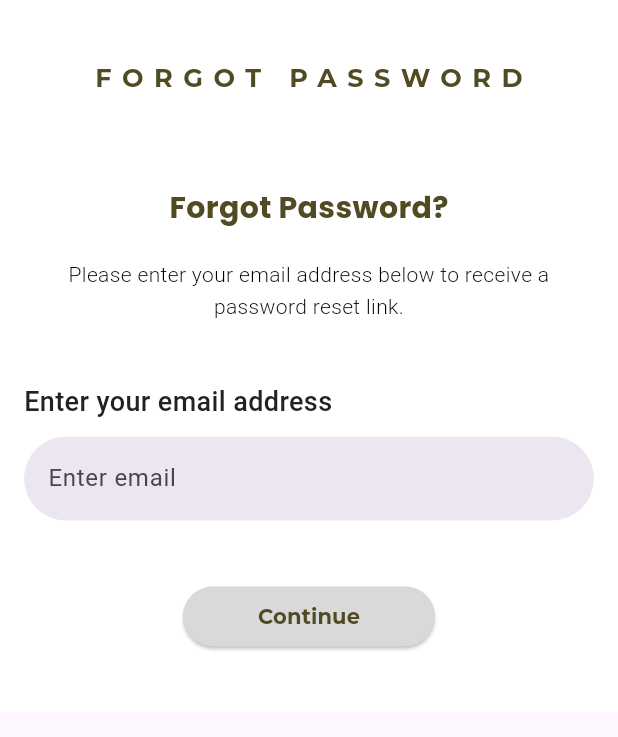
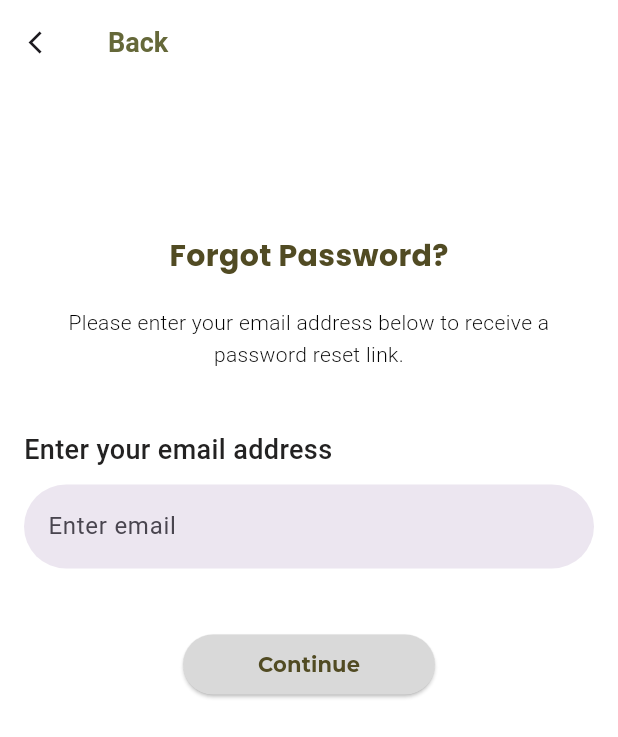
Before and after one commit to archie1345/fitopia, a Flutter app: the ForgotPassword screen opened directly, on a phone screen of 412 x 824 dp. Shown: the top 737 px of the screen. Run offline on Flutter 3.47's test engine with Material 3 defaults, Android fonts, the phone set to English and light mode, and no system bars; our stand-ins replace cloud_firestore, firebase_auth, firebase_core, fluttertoast, font_awesome_flutter, google_fonts and 2 more; accounts and stored records are empty; network calls fail; Roboto replaces fonts that are missing (League Spartan).

Commit message:
navigation fix

```diff
--- a/lib/page/forgotPass.dart
+++ b/lib/page/forgotPass.dart
@@ -1,5 +1,6 @@
 import 'package:flutter/material.dart';
 import 'package:firebase_auth/firebase_auth.dart';
+import 'package:google_fonts/google_fonts.dart' as gfonts;
 
 class ForgotPassword extends StatelessWidget {
   const ForgotPassword({super.key});
@@ -39,10 +40,33 @@ class ForgotPassword extends StatelessWidget {
 
     return WillPopScope(
       onWillPop: () async {
-        Navigator.pop(context);
+        Navigator.pop(context, '/login');
         return false;
       },
       child: Scaffold(
+        appBar: AppBar(
+            surfaceTintColor: Colors.white,
+            leading: IconButton(
+              iconSize: 18,
+              icon: const Icon(Icons.arrow_back_ios),
+              onPressed: () {
+              Navigator.pushNamed(context, '/login');
+            },
+
+            ),
+            title: Text(
+              'Back',
+              style: gfonts.GoogleFonts.getFont(
+                'League Spartan',
+                color: const Color(0xFF656839),
+                fontSize: 18,
+                fontWeight: FontWeight.w600,
+              ),
+            ),
+            backgroundColor: Colors.white,
+            elevation: 0,
+          ),
+
         body: SingleChildScrollView(
           child: Container(
             width: double.infinity,
@@ -52,16 +76,6 @@ class ForgotPassword extends StatelessWidget {
               mainAxisAlignment: MainAxisAlignment.center,
               crossAxisAlignment: CrossAxisAlignment.center,
               children: [
-                Text(
-                  'FORGOT PASSWORD',
-                  style: TextStyle(
-                    color: Color(0xFF514B23),
-                    fontSize: 17,
-                    fontFamily: 'Montserrat',
-                    fontWeight: FontWeight.w700,
-                    letterSpacing: 7,
-                  ),
-                ),
                 SizedBox(height: 60),
                 Text(
                   'Forgot Password?',
--- a/lib/page/height.dart
+++ b/lib/page/height.dart
@@ -64,6 +64,7 @@ class _HeightSelectorState extends State<HeightSelector> {
         return false;
       },
       child: Scaffold(
+        backgroundColor: Colors.white,
         appBar: AppBar(
           surfaceTintColor: Colors.white,
           leading: IconButton(
--- a/lib/page/weight.dart
+++ b/lib/page/weight.dart
@@ -45,6 +45,7 @@ class _WeightState extends State<Weight> {
         return false;
       },
       child: Scaffold(
+        backgroundColor: Colors.white,
         appBar: AppBar(
           surfaceTintColor: Colors.white,
           leading: IconButton(
--- a/lib/page/workout/lowerBody.dart
+++ b/lib/page/workout/lowerBody.dart
@@ -177,7 +177,7 @@ class _LowerBodyState extends State<LowerBody> {
                 fontWeight: FontWeight.w600,
               ),
             ),
-            backgroundColor: Colors.transparent,
+            backgroundColor: Colors.white,
             elevation: 0,
           ),
 
--- a/lib/page/workout/upperBody.dart
+++ b/lib/page/workout/upperBody.dart
@@ -177,7 +177,7 @@ class _UpperBodyState extends State<UpperBody> {
                 fontWeight: FontWeight.w600,
               ),
             ),
-            backgroundColor: Colors.transparent,
+            backgroundColor: Colors.white,
             elevation: 0,
           ),
 
```
Also changed, not shown: lib/main.dart (+2 -5 lines), lib/page/age.dart (+6 -7 lines), lib/page/genderSelection.dart (+4 -12 lines), lib/page/register.dart (+6 -5 lines), lib/splashScreen.dart (+18 -10 lines).
